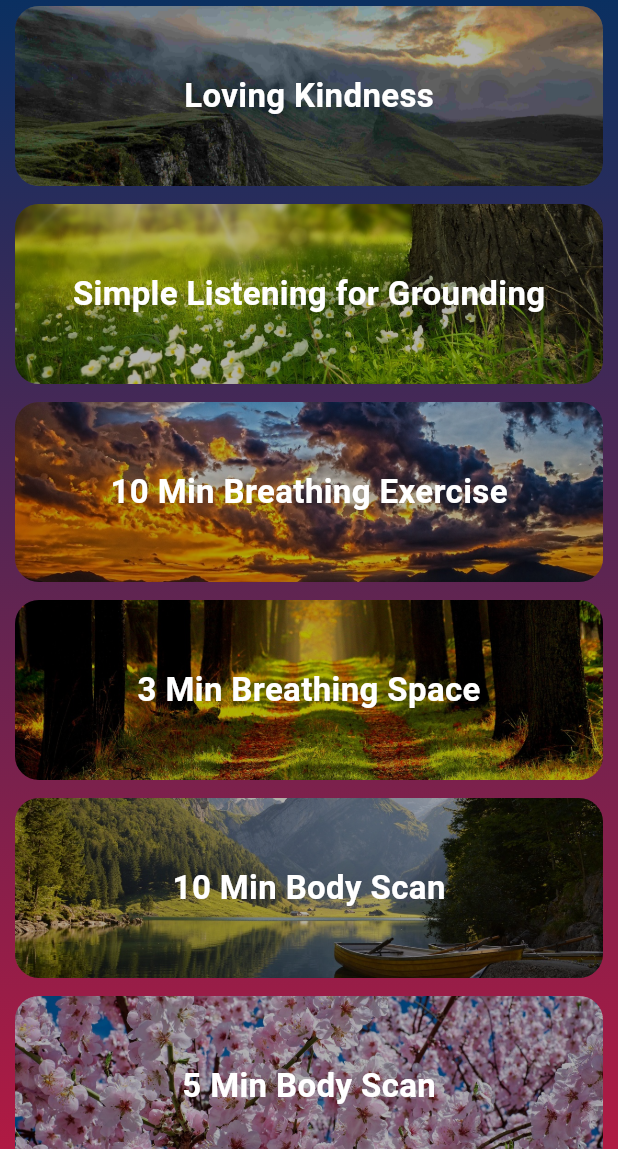
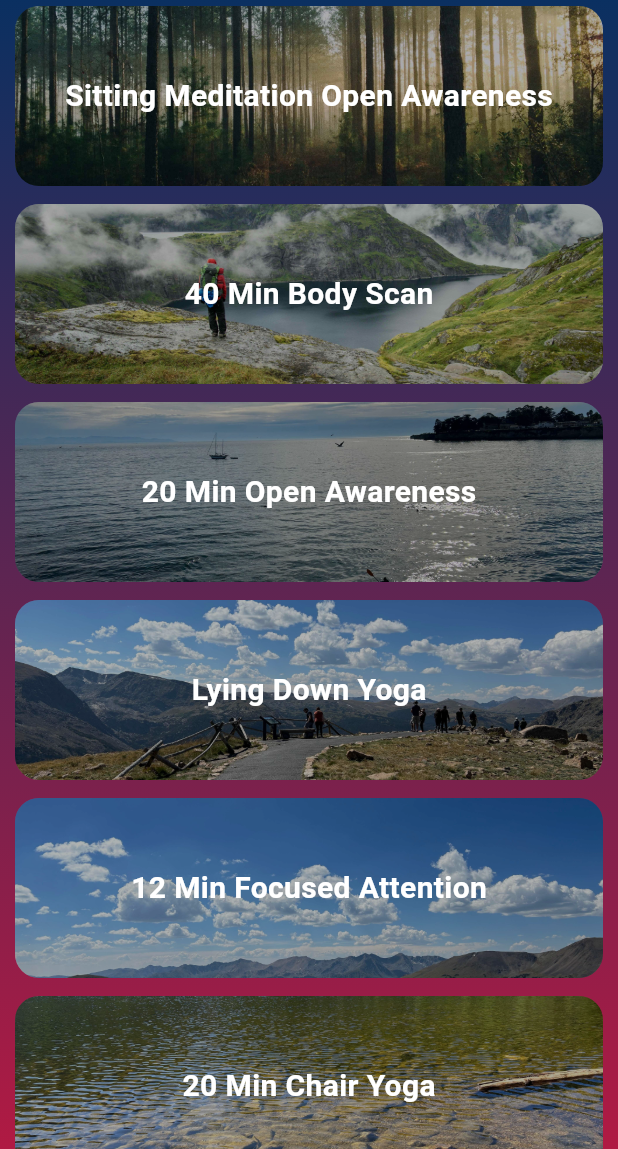
Before and after one commit to PranavBP/Senior-Pal, a Flutter app: the MindfulnessScreen screen opened directly, on a phone screen of 412 x 824 dp, the part 87-1236 px from its top. Run offline on Flutter 3.47's test engine with Material 3 defaults, Android fonts, the phone set to English and light mode, and no system bars; our stand-ins replace audioplayers, chewie, cloud_firestore, firebase_auth, firebase_core, firebase_database and 8 more; accounts and stored records are empty.

Commit message:
added Dr. Changs new mindfulness assets and pictures

```diff
--- a/lib/data/mindfulness_assets.dart
+++ b/lib/data/mindfulness_assets.dart
@@ -2,8 +2,72 @@ import 'package:hero_minds/models/meditation_model.dart';
 
 final List<Meditation> mindfulnessItems = [
   Meditation(
+      title: "Sitting Meditation Open Awareness",
+      description:
+          "Settle into stillness with this sitting meditation practice. Open your awareness to the present moment, allowing thoughts and sensations to come and go naturally, fostering clarity, calm, and a deep connection to your inner self.",
+      duration: 2746,
+      track: "sitting-meditation-open-awareness",
+      trackExtension: "m4a",
+      image: "assets/mindfulness/photo16.jpg",
+      backgroundVideo: "sittingMedi"),
+  Meditation(
+      title: "40 Min Body Scan",
+      description:
+          "Embark on a journey of calm and clarity with this body scan practice. Tune into each part of your body, releasing tension and cultivating a profound sense of inner peace.",
+      duration: 2452,
+      track: "pholland-body-scan-1",
+      trackExtension: "m4a",
+      image: "assets/mindfulness/photo15.jpg",
+      backgroundVideo: "fiveMinBS"),
+  Meditation(
+      title: "20 Min Open Awareness",
+      description:
+          "Expand your mind and embrace the present moment with this 20-minute open awareness practice. Gently observe your thoughts, sensations, and surroundings without judgment, fostering a profound sense of clarity, acceptance, and connection to the world around you.",
+      duration: 1206,
+      track: "open-awareness-20",
+      trackExtension: "m4a",
+      image: "assets/mindfulness/photo14.jpg",
+      backgroundVideo: "walking"),
+  Meditation(
+      title: "Lying Down Yoga",
+      description:
+          "Center your mind and find clarity with this 12-minute focused attention practice. A simple yet powerful way to sharpen awareness and cultivate inner peace.",
+      duration: 2480,
+      track: "lying-down-yoga",
+      trackExtension: "m4a",
+      image: "assets/mindfulness/photo13.jpg",
+      backgroundVideo: "mindfulMove"),
+  Meditation(
+      title: "12 Min Focused Attention",
+      description:
+          "Center your mind and find clarity with this 12-minute focused attention practice. A simple yet powerful way to sharpen awareness and cultivate inner peace.",
+      duration: 801,
+      track: "focused-attention-12",
+      trackExtension: "m4a",
+      image: "assets/mindfulness/photo12.jpg",
+      backgroundVideo: "tenMinBS"),
+  Meditation(
+      title: "20 Min Chair Yoga",
+      description:
+          "Discover the perfect blend of gentle movement and mindful breathing with this 20-minute chair yoga session. Designed for all levels, this practice invites you to release tension, improve flexibility, and reconnect with your body—all from the comfort of your chair. Embrace a moment of calm and rejuvenation wherever you are.",
+      duration: 1394,
+      track: "chair-yoga-20",
+      trackExtension: "m4a",
+      image: "assets/mindfulness/photo11.jpg",
+      backgroundVideo: "tenMinBreathe"),
+  Meditation(
+      title: "20 Min Body Scan",
+      description:
+          "Immerse yourself in a deeper exploration of your inner world with this 20-minute body scan. Gently guide your attention through each part of your body, uncovering a profound sense of relaxation, balance, and heightened self-awareness. A tranquil journey to reconnect with your true self awaits.",
+      duration: 1240,
+      track: "body-scan-20-holland",
+      trackExtension: "m4a",
+      image: "assets/mindfulness/photo10.jpg",
+      backgroundVideo: "simplyListen"),
+  Meditation(
       title: "Loving Kindness",
-      description: "In a busy and uncertain world, simple acts of love and kindness shine brightly. A smile, kind word, or helping hand can transform someone's day and create ripples of positivity. Love brings people together, fostering belonging and mutual respect. By embracing love and kindness, we uplift others and enrich our own lives, making the world more compassionate and harmonious.",
+      description:
+          "In a busy and uncertain world, simple acts of love and kindness shine brightly. A smile, kind word, or helping hand can transform someone's day and create ripples of positivity. Love brings people together, fostering belonging and mutual respect. By embracing love and kindness, we uplift others and enrich our own lives, making the world more compassionate and harmonious.",
       duration: 459,
       track: "LovingAndKindness",
       trackExtension: "m4a",
--- a/lib/screens/tab screens/mindfulness/mindfulness_item.dart
+++ b/lib/screens/tab screens/mindfulness/mindfulness_item.dart
@@ -63,7 +63,7 @@ class MindfulnessItem extends StatelessWidget {
               child: Text(
                 meditation.title,
                 style: const TextStyle(
-                  fontSize: 22.0,
+                  fontSize: 20.0,
                   color: Colors.white,
                   fontWeight: FontWeight.bold,
                 ),
```
Also changed, not shown: assets/mindfulness/IMG_3682.jpg (added), assets/mindfulness/IMG_3685.jpg (added), assets/mindfulness/photo10.jpg (added), assets/mindfulness/photo11.jpg (added), assets/mindfulness/photo12.jpg (added), assets/mindfulness/photo13.jpg (added), assets/mindfulness/photo14.jpg (added), assets/mindfulness/photo15.jpg (added), assets/mindfulness/photo16.jpg (added), 8 other files.
